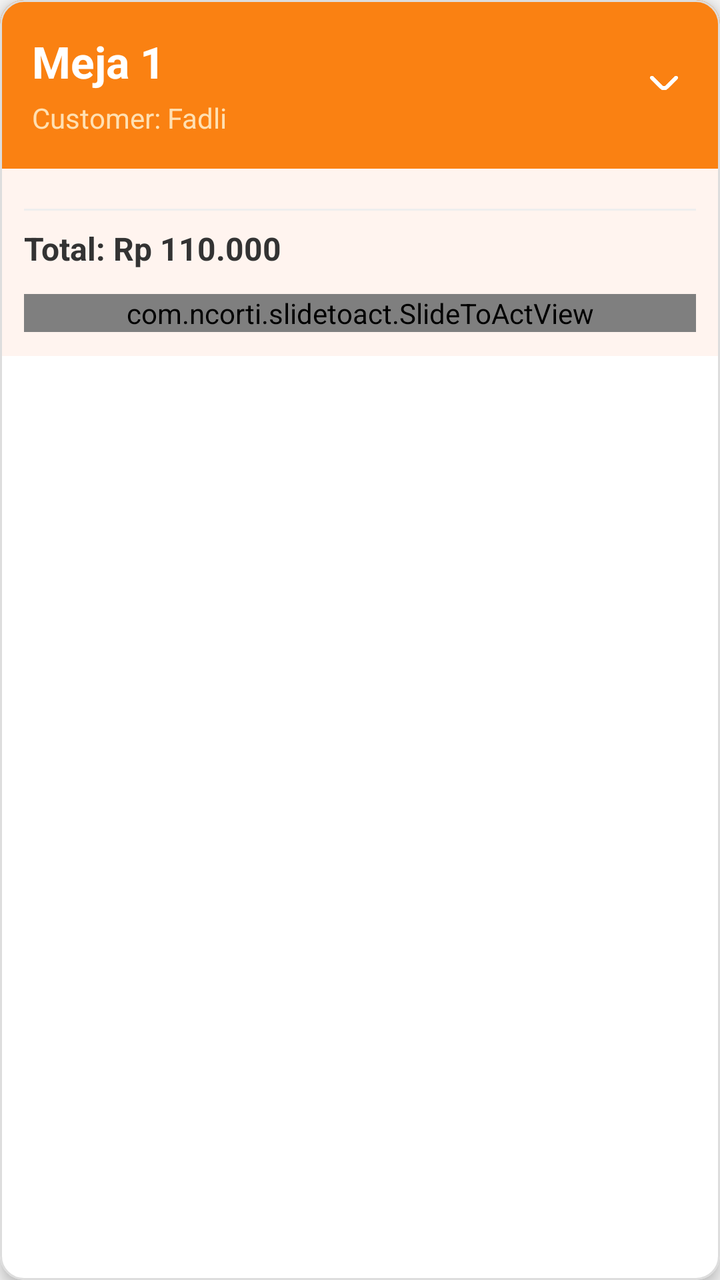
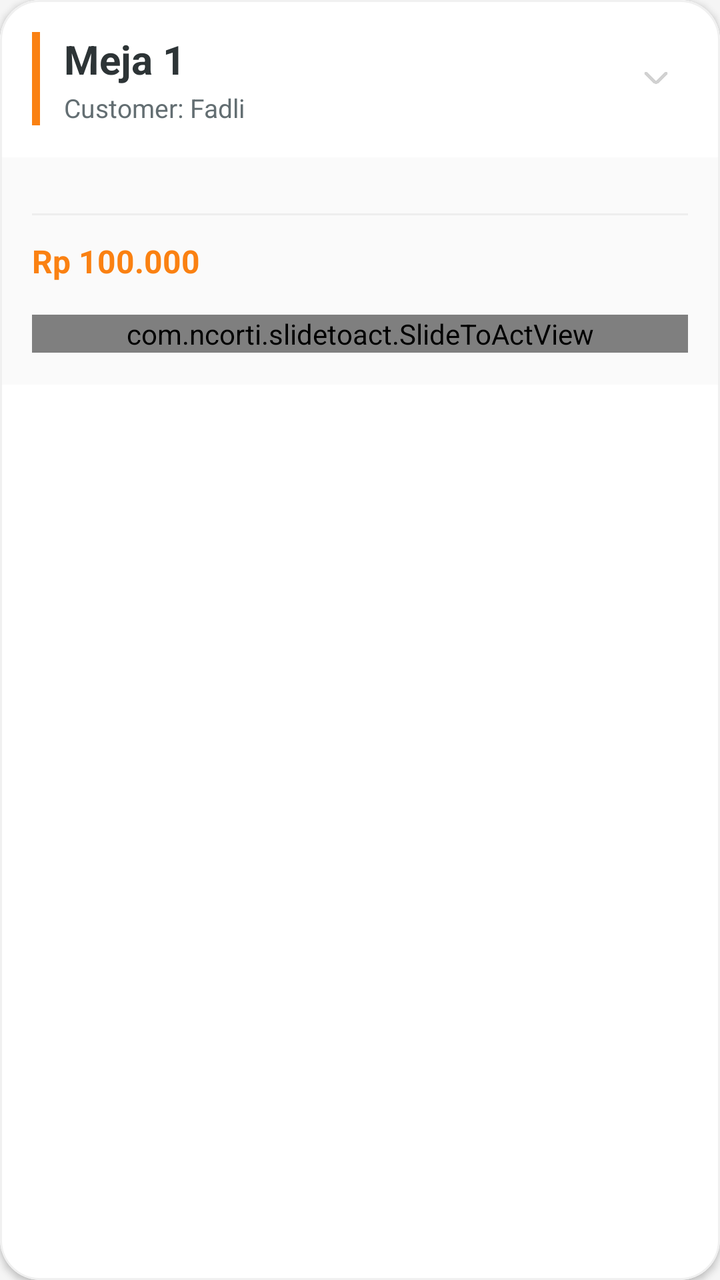

Two renders of the same Android screen: before a commit and after it. Below are the layout's source before the change and the commit's diff.
<!-- AndroidManifest.xml: application theme Theme.Laundry -->
<!-- res/layout/item_table_order.xml -->
<?xml version="1.0" encoding="utf-8"?>
<com.google.android.material.card.MaterialCardView
    xmlns:android="http://schemas.android.com/apk/res/android"
    xmlns:app="http://schemas.android.com/apk/res-auto"
    android:layout_width="match_parent"
    android:layout_height="wrap_content"
    android:layout_marginHorizontal="16dp"
    android:layout_marginVertical="8dp"
    app:cardCornerRadius="12dp"
    app:cardElevation="4dp"
    app:strokeWidth="1dp"
    app:strokeColor="#DDDDDD"> 

    <LinearLayout
        android:layout_width="match_parent"
        android:layout_height="wrap_content"
        android:orientation="vertical">

        
        <LinearLayout
            android:id="@+id/layoutTableHeader"
            android:layout_width="match_parent"
            android:layout_height="wrap_content"
            android:background="@color/orange_nav"
            android:gravity="center_vertical"
            android:orientation="horizontal"
            android:padding="16dp">

            <LinearLayout

                android:layout_width="wrap_content"
                android:layout_height="wrap_content"

                android:orientation="vertical"

                android:layout_weight="1"

                >

                <TextView
                    android:id="@+id/tvTableName"
                    android:layout_width="wrap_content"
                    android:layout_height="wrap_content"
                    android:text="Meja 1"
                    android:textColor="#FFFFFF"
                    android:textStyle="bold"
                    android:textSize="22sp"
                    />

                <TextView
                    android:id="@+id/tvCustomerName"
                    android:layout_width="wrap_content"
                    android:layout_height="wrap_content"
                    android:text="Customer: Fadli"
                    android:textColor="#FFE0B2"
                    android:textSize="14sp"
                    android:layout_marginTop="4dp"
                    />

            </LinearLayout>
            <ImageView
                android:id="@+id/ivExpand"
                android:layout_width="24dp"
                android:layout_height="24dp"
                android:src="@drawable/img_14"
                app:tint="#FFFFFF" />
        </LinearLayout>

        
        <LinearLayout
            android:layout_width="match_parent"
            android:layout_height="wrap_content"
            android:orientation="vertical"
            android:background="@color/w"
            android:padding="12dp">

            <androidx.recyclerview.widget.RecyclerView
                android:id="@+id/rvItems"
                android:layout_width="match_parent"
                android:layout_height="wrap_content" />

            <View
                android:layout_width="match_parent"
                android:layout_height="1dp"
                android:layout_marginVertical="8dp"
                android:background="#EEEEEE" />

            <TextView
                android:id="@+id/tvTotal"
                android:layout_width="wrap_content"
                android:layout_height="wrap_content"
                android:text="Total: Rp 110.000"
                android:textColor="#333333"
                android:textSize="16sp"
                android:textStyle="bold" />

            
            <com.ncorti.slidetoact.SlideToActView
                android:id="@+id/btnCheckout"
                android:layout_width="match_parent"
                android:layout_height="wrap_content"
                android:layout_marginTop="12dp"
                app:area_margin="4dp"
                app:inner_color="@color/white"
                app:outer_color="@color/orange_nav"
                app:text="Checkout"
                app:text_style="bold"
                app:slider_icon="@drawable/img_8"
                app:icon_margin="10dp"
                app:slider_icon_color="@color/black"
                app:text_size="14sp"
                app:slider_height="50dp"
                app:bump_vibration="50" />
        </LinearLayout>

    </LinearLayout>
</com.google.android.material.card.MaterialCardView>
<!-- resources referenced by this layout -->
<resources>
  <color name="black">#000000</color>
  <color name="orange_nav">#FA8112</color>
  <color name="w">#fff4ef</color>
  <color name="white">#ffffff</color>
  <!-- drawable img_14: png bitmap (drawable, 3268 bytes) -->
  <!-- drawable img_8: png bitmap (drawable, 5358 bytes) -->
  <style name="Theme.Laundry" parent="Theme.MaterialComponents.DayNight.DarkActionBar">
          
          <item name="colorPrimary">@color/button</item>
          <item name="colorPrimaryVariant">@color/button</item>
          <item name="colorOnPrimary">@color/white</item>
          
  
          <item name="colorSecondaryVariant">@color/black</item>
          <item name="colorOnSecondary">@color/text</item>
          
          <item name="android:statusBarColor">?attr/colorPrimaryVariant</item>
          
          <item name="android:windowBackground">@color/background</item>
      </style>
  <color name="button">#6200EE</color>
  <color name="text">#212121</color>
  <color name="background">#F5F5F5</color>
</resources>

<!-- the commit's change to res/layout/item_table_order.xml (unified diff, before → after) -->
@@ -6,110 +6,125 @@
     android:layout_height="wrap_content"
     android:layout_marginHorizontal="16dp"
     android:layout_marginVertical="8dp"
-    app:cardCornerRadius="12dp"
-    app:cardElevation="4dp"
+    app:cardCornerRadius="20dp"
+    app:cardElevation="2dp"
     app:strokeWidth="1dp"
-    app:strokeColor="#DDDDDD"> 
+    app:strokeColor="#F0F0F0">
 
     <LinearLayout
         android:layout_width="match_parent"
         android:layout_height="wrap_content"
-        android:orientation="vertical">
+        android:orientation="vertical"
+        android:animateLayoutChanges="true"> 
+
+        
+        <androidx.constraintlayout.widget.ConstraintLayout
+            android:id="@+id/layoutTableHeader"
+            android:layout_width="match_parent"
+            android:layout_height="wrap_content"
+            android:background="@color/white"
+            android:padding="16dp">
+
+            <View
+                android:id="@+id/viewStatus"
+                android:layout_width="4dp"
+                android:layout_height="0dp"
+                android:background="@color/orange_nav"
+                app:layout_constraintStart_toStartOf="parent"
+                app:layout_constraintTop_toTopOf="@id/tvTableName"
+                app:layout_constraintBottom_toBottomOf="@id/tvCustomerName" />
+
+            <TextView
+                android:id="@+id/tvTableName"
+                android:layout_width="0dp"
+                android:layout_height="wrap_content"
+                android:text="Meja 1"
+                android:textColor="#2D3436"
+                android:textStyle="bold"
+                android:textSize="20sp"
+                android:layout_marginStart="12dp"
+                app:layout_constraintStart_toEndOf="@id/viewStatus"
+                app:layout_constraintTop_toTopOf="parent"
+                app:layout_constraintEnd_toStartOf="@id/ivExpand" />
+
+            <TextView
+                android:id="@+id/tvCustomerName"
+                android:layout_width="0dp"
+                android:layout_height="wrap_content"
+                android:text="Customer: Fadli"
+                android:textColor="#636E72"
+                android:textSize="13sp"
+                android:layout_marginTop="2dp"
+                app:layout_constraintStart_toStartOf="@id/tvTableName"
+                app:layout_constraintTop_toBottomOf="@id/tvTableName"
+                app:layout_constraintEnd_toStartOf="@id/ivExpand" />
+
+            <ImageView
+                android:id="@+id/ivExpand"
+                android:layout_width="32dp"
+                android:layout_height="32dp"
+                android:src="@drawable/img_14"
+                android:padding="6dp"
+                android:background="?attr/selectableItemBackgroundBorderless"
+                app:tint="#D1D1D1"
+                app:layout_constraintEnd_toEndOf="parent"
+                app:layout_constraintTop_toTopOf="parent"
+                app:layout_constraintBottom_toBottomOf="parent" />
+        </androidx.constraintlayout.widget.ConstraintLayout>
 
         
         <LinearLayout
-            android:id="@+id/layoutTableHeader"
-            android:layout_width="match_parent"
-            android:layout_height="wrap_content"
-            android:background="@color/orange_nav"
-            android:gravity="center_vertical"
-            android:orientation="horizontal"
-            android:padding="16dp">
-
-            <LinearLayout
-
-                android:layout_width="wrap_content"
-                android:layout_height="wrap_content"
-
-                android:orientation="vertical"
-
-                android:layout_weight="1"
-
-                >
-
-                <TextView
-                    android:id="@+id/tvTableName"
-                    android:layout_width="wrap_content"
-                    android:layout_height="wrap_content"
-                    android:text="Meja 1"
-                    android:textColor="#FFFFFF"
-                    android:textStyle="bold"
-                    android:textSize="22sp"
-                    />
-
-                <TextView
-                    android:id="@+id/tvCustomerName"
-                    android:layout_width="wrap_content"
-                    android:layout_height="wrap_content"
-                    android:text="Customer: Fadli"
-                    android:textColor="#FFE0B2"
-                    android:textSize="14sp"
-                    android:layout_marginTop="4dp"
-                    />
-
-            </LinearLayout>
-            <ImageView
-                android:id="@+id/ivExpand"
-                android:layout_width="24dp"
-                android:layout_height="24dp"
-                android:src="@drawable/img_14"
-                app:tint="#FFFFFF" />
-        </LinearLayout>
-
-        
-        <LinearLayout
+            android:id="@+id/layoutExpandedContent"
             android:layout_width="match_parent"
             android:layout_height="wrap_content"
             android:orientation="vertical"
-            android:background="@color/w"
-            android:padding="12dp">
+            android:visibility="visible"
+            android:background="#FAFAFA"
+            android:padding="16dp">
 
             <androidx.recyclerview.widget.RecyclerView
                 android:id="@+id/rvItems"
                 android:layout_width="match_parent"
-                android:layout_height="wrap_content" />
+                android:layout_height="wrap_content"
+                android:nestedScrollingEnabled="false" />
 
             <View
                 android:layout_width="match_parent"
                 android:layout_height="1dp"
-                android:layout_marginVertical="8dp"
+                android:layout_marginVertical="12dp"
                 android:background="#EEEEEE" />
 
-            <TextView
-                android:id="@+id/tvTotal"
-                android:layout_width="wrap_content"
-                android:layout_height="wrap_content"
-                android:text="Total: Rp 110.000"
-                android:textColor="#333333"
-                android:textSize="16sp"
-                android:textStyle="bold" />
+            <RelativeLayout
+                android:layout_width="match_parent"
+                android:layout_height="wrap_content">
 
-            
+
+                <TextView
+                    android:id="@+id/tvTotal"
+                    android:layout_width="wrap_content"
+                    android:layout_height="wrap_content"
+                    android:text="Rp 100.000"
+                    android:textColor="@color/orange_nav"
+                    android:textSize="16sp"
+                    android:textStyle="bold"
+                    android:layout_alignParentEnd="false" />
+            </RelativeLayout>
+
             <com.ncorti.slidetoact.SlideToActView
                 android:id="@+id/btnCheckout"
                 android:layout_width="match_parent"
                 android:layout_height="wrap_content"
-                android:layout_marginTop="12dp"
+                android:layout_marginTop="16dp"
                 app:area_margin="4dp"
                 app:inner_color="@color/white"
                 app:outer_color="@color/orange_nav"
-                app:text="Checkout"
+                app:text="Geser untuk Selesaikan"
                 app:text_style="bold"
                 app:slider_icon="@drawable/img_8"
                 app:icon_margin="10dp"
                 app:slider_icon_color="@color/black"
                 app:text_size="14sp"
-                app:slider_height="50dp"
+                app:slider_height="52dp"
                 app:bump_vibration="50" />
         </LinearLayout>
 
<!-- resource entries referenced after the edit -->
@@ -2,7 +2,6 @@
 <resources>
   <color name="black">#000000</color>
   <color name="orange_nav">#FA8112</color>
-  <color name="w">#fff4ef</color>
   <color name="white">#ffffff</color>
   <!-- drawable img_14: png bitmap (drawable, 3268 bytes) -->
   <!-- drawable img_8: png bitmap (drawable, 5358 bytes) -->
